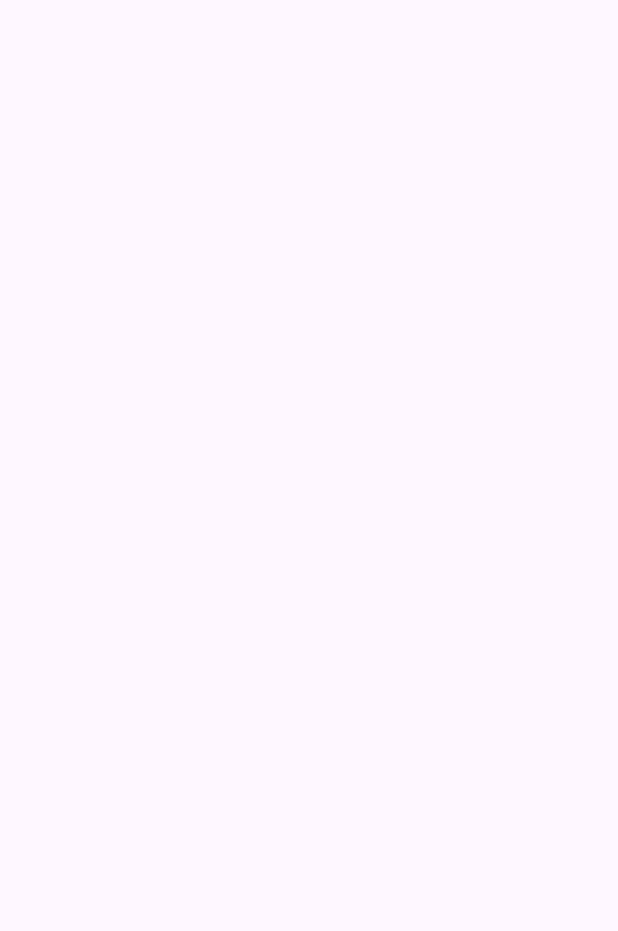
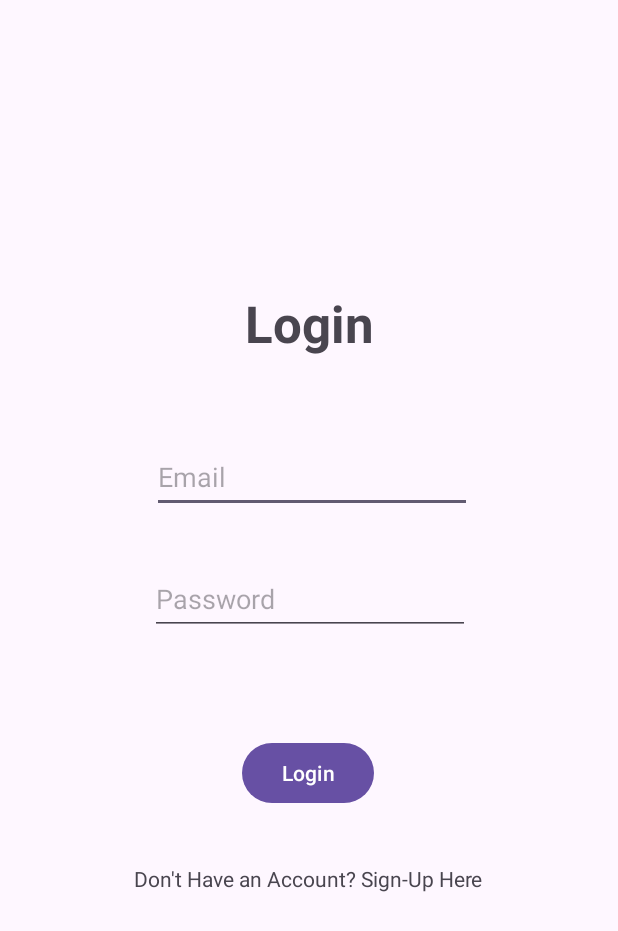
Before and after one commit to RadhyaC/SplashScreen_Collaboration, an Android app: the LoginActivity screen opened directly, with no data from a screen before it, on a phone screen of 412 x 824 dp. Before the commit the part shown is empty. Shown: the top 931 px of the screen. Run offline under Robolectric (Android 15) with nearby library versions, the phone set to English and light mode, and no system bars; our stand-ins replace Firebase (no records; nobody signed in at launch, a user with empty details on screens opened directly).

Commit message:
added login screen and logic

```diff
--- a/app/build.gradle.kts
+++ b/app/build.gradle.kts
@@ -1,6 +1,7 @@
 plugins {
     id("com.android.application")
     id("org.jetbrains.kotlin.android")
+    id("com.google.gms.google-services")
 }
 
 android {
@@ -41,6 +42,7 @@ dependencies {
     implementation("androidx.appcompat:appcompat:1.6.1")
     implementation("com.google.android.material:material:1.11.0")
     implementation("androidx.constraintlayout:constraintlayout:2.1.4")
+    implementation("com.google.firebase:firebase-auth:22.3.1")
     testImplementation("junit:junit:4.13.2")
     androidTestImplementation("androidx.test.ext:junit:1.1.5")
     androidTestImplementation("androidx.test.espresso:espresso-core:3.5.1")
--- a/app/src/main/java/com/example/splashscreen_collaboration/LoginActivity.kt
+++ b/app/src/main/java/com/example/splashscreen_collaboration/LoginActivity.kt
@@ -1,11 +1,60 @@
 package com.example.splashscreen_collaboration
 
+import android.content.Intent
 import androidx.appcompat.app.AppCompatActivity
 import android.os.Bundle
+import android.widget.Button
+import android.widget.EditText
+import android.widget.TextView
+import android.widget.Toast
+import com.google.firebase.auth.FirebaseAuth
 
 class LoginActivity : AppCompatActivity() {
+
+    private lateinit var tvRedirectSignUp: TextView
+    lateinit var etEmail: EditText
+    private lateinit var etPass: EditText
+    lateinit var btnLogin: Button
+
+    // Creating firebaseAuth object
+    lateinit var auth: FirebaseAuth
+
     override fun onCreate(savedInstanceState: Bundle?) {
         super.onCreate(savedInstanceState)
         setContentView(R.layout.activity_login)
+
+        // View Binding
+        tvRedirectSignUp = findViewById(R.id.tvSignUp)
+        btnLogin = findViewById(R.id.btnLogin)
+        etEmail = findViewById(R.id.edtEmail)
+        etPass = findViewById(R.id.edtPassword)
+
+        // initialising Firebase auth object
+        auth = FirebaseAuth.getInstance()
+
+        btnLogin.setOnClickListener {
+            login()
+        }
+
+        tvRedirectSignUp.setOnClickListener {
+//            val intent = Intent(this, SignUpActivity::class.java)
+//            startActivity(intent)
+            // using finish() to end the activity
+            finish()
+        }
+    }
+
+    private fun login() {
+        val email = etEmail.text.toString()
+        val pass = etPass.text.toString()
+        // calling signInWithEmailAndPassword(email, pass)
+        // function using Firebase auth object
+        // On successful response Display a Toast
+        auth.signInWithEmailAndPassword(email, pass).addOnCompleteListener(this) {
+            if (it.isSuccessful) {
+                Toast.makeText(this, "Successfully LoggedIn", Toast.LENGTH_SHORT).show()
+            } else
+                Toast.makeText(this, "Log In failed ", Toast.LENGTH_SHORT).show()
+        }
     }
 }
--- a/app/src/main/res/layout/activity_login.xml
+++ b/app/src/main/res/layout/activity_login.xml
@@ -6,4 +6,83 @@
     android:layout_height="match_parent"
     tools:context=".LoginActivity">
 
+    <EditText
+        android:id="@+id/edtEmail"
+        android:layout_width="wrap_content"
+        android:layout_height="48dp"
+        android:layout_marginStart="101dp"
+        android:layout_marginEnd="100dp"
+        android:layout_marginBottom="20dp"
+        android:ems="10"
+        android:hint="Email"
+        android:inputType="text"
+        app:layout_constraintBottom_toTopOf="@+id/edtPassword"
+        app:layout_constraintEnd_toEndOf="parent"
+        app:layout_constraintHorizontal_bias="0.0"
+        app:layout_constraintStart_toStartOf="parent"
+        app:layout_constraintTop_toBottomOf="@+id/tvLogin" />
+
+    <TextView
+        android:id="@+id/tvLogin"
+        android:layout_width="wrap_content"
+        android:layout_height="wrap_content"
+        android:layout_marginStart="163dp"
+        android:layout_marginTop="180dp"
+        android:layout_marginEnd="163dp"
+        android:layout_marginBottom="43dp"
+        android:text="Login"
+        android:textSize="34sp"
+        android:textStyle="bold"
+        app:layout_constraintBottom_toTopOf="@+id/edtEmail"
+        app:layout_constraintEnd_toEndOf="parent"
+        app:layout_constraintHorizontal_bias="0.0"
+        app:layout_constraintStart_toStartOf="parent"
+        app:layout_constraintTop_toTopOf="parent" />
+
+    <Button
+        android:id="@+id/btnLogin"
+        android:layout_width="wrap_content"
+        android:layout_height="wrap_content"
+        android:layout_marginStart="161dp"
+        android:layout_marginTop="31dp"
+        android:layout_marginEnd="162dp"
+        android:layout_marginBottom="272dp"
+        android:text="Login"
+        app:layout_constraintBottom_toBottomOf="parent"
+        app:layout_constraintEnd_toEndOf="parent"
+        app:layout_constraintHorizontal_bias="0.0"
+        app:layout_constraintStart_toStartOf="parent"
+        app:layout_constraintTop_toBottomOf="@+id/edtPassword" />
+
+    <EditText
+        android:id="@+id/edtPassword"
+        android:layout_width="wrap_content"
+        android:layout_height="48dp"
+        android:layout_marginStart="100dp"
+        android:layout_marginTop="1dp"
+        android:layout_marginEnd="101dp"
+        android:layout_marginBottom="24dp"
+        android:ems="10"
+        android:hint="Password"
+        android:inputType="text"
+        app:layout_constraintBottom_toTopOf="@+id/btnLogin"
+        app:layout_constraintEnd_toEndOf="parent"
+        app:layout_constraintHorizontal_bias="0.0"
+        app:layout_constraintStart_toStartOf="parent"
+        app:layout_constraintTop_toBottomOf="@+id/edtEmail" />
+
+    <TextView
+        android:id="@+id/tvSignUp"
+        android:layout_width="wrap_content"
+        android:layout_height="wrap_content"
+        android:layout_marginStart="89dp"
+        android:layout_marginTop="23dp"
+        android:layout_marginEnd="90dp"
+        android:layout_marginBottom="215dp"
+        android:text="Don't Have an Account? Sign-Up Here"
+        app:layout_constraintBottom_toBottomOf="parent"
+        app:layout_constraintEnd_toEndOf="parent"
+        app:layout_constraintStart_toStartOf="parent"
+        app:layout_constraintTop_toBottomOf="@+id/btnLogin" />
+
 </androidx.constraintlayout.widget.ConstraintLayout>
--- a/build.gradle.kts
+++ b/build.gradle.kts
@@ -1,3 +1,8 @@
+buildscript {
+    dependencies {
+        classpath("com.google.gms:google-services:4.4.1")
+    }
+}
 // Top-level build file where you can add configuration options common to all sub-projects/modules.
 plugins {
     id("com.android.application") version "8.2.2" apply false
```
